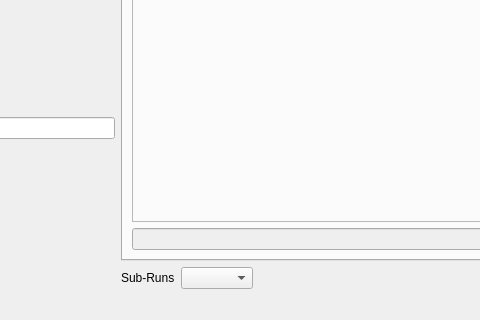
This is pyrs/interface/designer/manualreductionwindow.ui in neutrons/PyRS as Qt 5 draws it before an edit; both pictures show x 536 to 1016 and y 520 to 840 of the 1308 by 840 pixel window. The edited form follows.
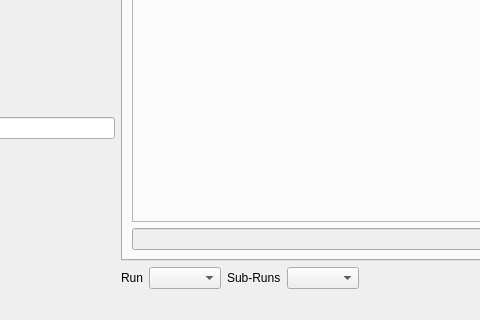
This is the edited form.

Commit message: Add batch reduction by run range/list to manual reduction UI

Patch:
```diff
--- a/pyrs/interface/designer/manualreductionwindow.ui
+++ b/pyrs/interface/designer/manualreductionwindow.ui
@@ -243,6 +243,22 @@
       </item>
       <item>
        <layout class="QHBoxLayout" name="horizontalLayout_2">
+        <item>
+         <widget class="QLabel" name="label_runs">
+          <property name="maximumSize">
+           <size>
+            <width>100</width>
+            <height>16777215</height>
+           </size>
+          </property>
+          <property name="text">
+           <string>Run</string>
+          </property>
+         </widget>
+        </item>
+        <item>
+         <widget class="QComboBox" name="comboBox_runs"/>
+        </item>
         <item>
          <widget class="QLabel" name="label_11">
           <property name="maximumSize">
```
The commit also changes 5 other files.
